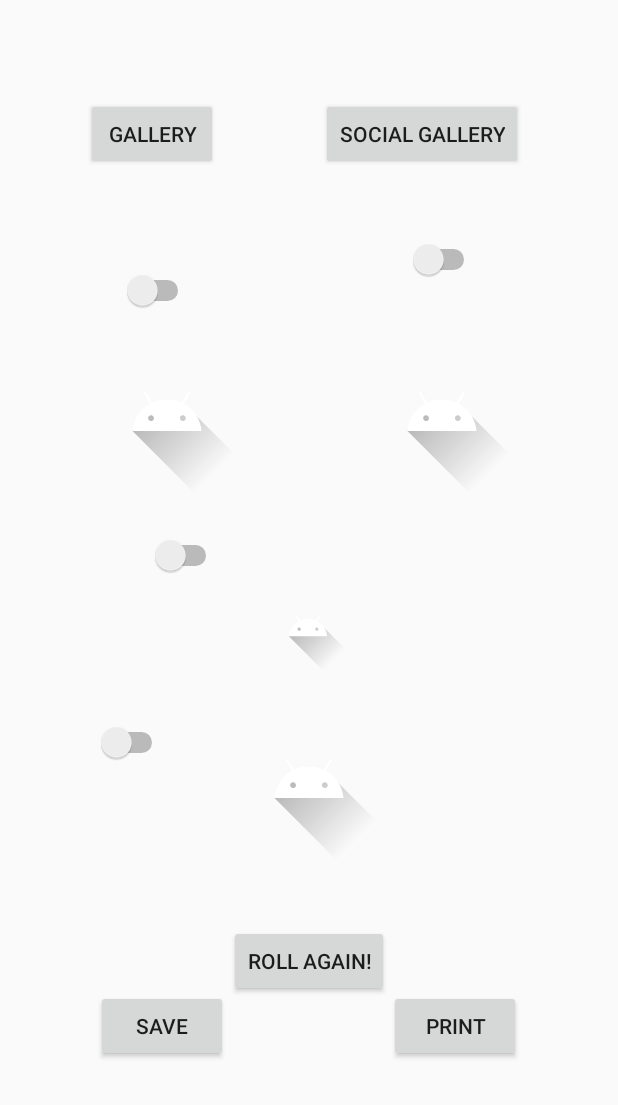
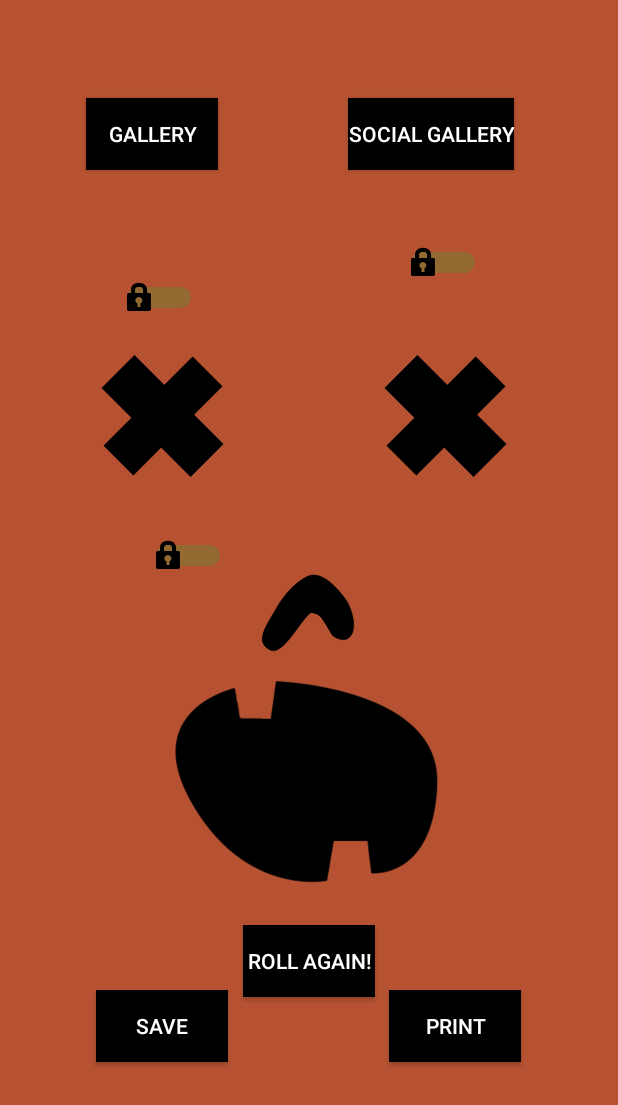
Before and after one commit to s529428/Jack-O-Lantern-SOS, an Android app: the screen it shows after launch (MainActivity), on a phone screen of 412 x 824 dp. Shown: the top 1105 px of the screen. Run offline under Robolectric (Android 15) with nearby library versions, the phone set to English and light mode, and no system bars.

Commit message:
Random Faces are Successfully Generated. Made the colors pretty too

```diff
--- a/app/src/main/res/layout/activity_main.xml
+++ b/app/src/main/res/layout/activity_main.xml
@@ -4,6 +4,7 @@
     xmlns:tools="http://schemas.android.com/tools"
     android:layout_width="match_parent"
     android:layout_height="match_parent"
+    android:background="#B65232"
     tools:context=".MainActivity">
 
     <Button
@@ -12,19 +13,24 @@
         android:layout_height="wrap_content"
         android:onClick="goToGallery"
         android:text="Gallery"
+        android:textColor="#FFFFFF"
+        android:background="#000000"
         app:layout_constraintBottom_toBottomOf="parent"
         app:layout_constraintEnd_toEndOf="parent"
         app:layout_constraintHorizontal_bias="0.176"
         app:layout_constraintStart_toStartOf="parent"
         app:layout_constraintTop_toTopOf="parent"
-        app:layout_constraintVertical_bias="0.084" />
+        app:layout_constraintVertical_bias="0.084"
+        />
 
     <Button
         android:id="@+id/socialBTN"
         android:layout_width="wrap_content"
         android:layout_height="wrap_content"
+        android:background="#000000"
         android:onClick="goToSocialGallery"
         android:text="Social Gallery"
+        android:textColor="#FFFFFF"
         app:layout_constraintBottom_toBottomOf="parent"
         app:layout_constraintEnd_toEndOf="parent"
         app:layout_constraintHorizontal_bias="0.771"
@@ -37,6 +43,8 @@
         android:layout_width="wrap_content"
         android:layout_height="wrap_content"
         android:text="Roll again!"
+        android:textColor="#FFFFFF"
+        android:background="#000000"
         app:layout_constraintBottom_toBottomOf="parent"
         app:layout_constraintEnd_toEndOf="parent"
         app:layout_constraintStart_toStartOf="parent"
@@ -49,7 +57,9 @@
         android:layout_height="wrap_content"
         android:layout_marginTop="613dp"
         android:layout_marginBottom="70dp"
+        android:background="#000000"
         android:text="Save"
+        android:textColor="#FFFFFF"
         app:layout_constraintBottom_toBottomOf="parent"
         app:layout_constraintEnd_toEndOf="parent"
         app:layout_constraintHorizontal_bias="0.198"
@@ -64,6 +74,8 @@
         android:layout_marginBottom="70dp"
         android:onClick="goToPrint"
         android:text="Print"
+        android:textColor="#FFFFFF"
+        android:background="#000000"
         app:layout_constraintBottom_toBottomOf="parent"
         app:layout_constraintEnd_toEndOf="parent"
         app:layout_constraintHorizontal_bias="0.801"
@@ -72,8 +84,8 @@
 
     <ImageView
         android:id="@+id/leftEyeIV"
-        android:layout_width="wrap_content"
-        android:layout_height="wrap_content"
+        android:layout_width="100dp"
+        android:layout_height="100dp"
         android:layout_marginTop="67dp"
         android:layout_marginBottom="450dp"
         app:layout_constraintBottom_toBottomOf="parent"
@@ -81,12 +93,12 @@
         app:layout_constraintHorizontal_bias="0.188"
         app:layout_constraintStart_toStartOf="parent"
         app:layout_constraintTop_toBottomOf="@+id/galleryBTN"
-        app:srcCompat="@drawable/ic_launcher_foreground" />
+        app:srcCompat="@drawable/eye4" />
 
     <ImageView
         android:id="@+id/rightEyeIV"
-        android:layout_width="wrap_content"
-        android:layout_height="wrap_content"
+        android:layout_width="100dp"
+        android:layout_height="100dp"
         android:layout_marginTop="67dp"
         android:layout_marginBottom="450dp"
         app:layout_constraintBottom_toBottomOf="parent"
@@ -94,12 +106,12 @@
         app:layout_constraintHorizontal_bias="0.792"
         app:layout_constraintStart_toStartOf="parent"
         app:layout_constraintTop_toBottomOf="@+id/socialBTN"
-        app:srcCompat="@drawable/ic_launcher_foreground" />
+        app:srcCompat="@drawable/eye4" />
 
     <ImageView
         android:id="@+id/noseIV"
-        android:layout_width="60dp"
-        android:layout_height="60dp"
+        android:layout_width="80dp"
+        android:layout_height="80dp"
         android:layout_marginTop="190dp"
         android:layout_marginBottom="375dp"
         app:layout_constraintBottom_toBottomOf="parent"
@@ -108,12 +120,12 @@
         app:layout_constraintStart_toStartOf="parent"
         app:layout_constraintTop_toBottomOf="@+id/socialBTN"
         app:layout_constraintVertical_bias="1.0"
-        app:srcCompat="@drawable/ic_launcher_foreground" />
+        app:srcCompat="@drawable/nose3" />
 
     <ImageView
         android:id="@+id/mouthIV"
-        android:layout_width="wrap_content"
-        android:layout_height="wrap_content"
+        android:layout_width="300dp"
+        android:layout_height="150dp"
         android:layout_marginTop="28dp"
         android:layout_marginBottom="50dp"
         app:layout_constraintBottom_toTopOf="@+id/rollBTN"
@@ -121,7 +133,7 @@
         app:layout_constraintHorizontal_bias="0.5"
         app:layout_constraintStart_toStartOf="parent"
         app:layout_constraintTop_toBottomOf="@+id/noseIV"
-        app:srcCompat="@drawable/ic_launcher_foreground" />
+        app:srcCompat="@drawable/mouth5" />
 
     <Switch
         android:id="@+id/leftEyeSW"
@@ -129,6 +141,9 @@
         android:layout_height="wrap_content"
         android:layout_marginTop="26dp"
         android:layout_marginBottom="16dp"
+        android:thumb="@android:drawable/ic_lock_idle_lock"
+        android:thumbTint="#000000"
+        android:trackTint="#30AC35"
         app:layout_constraintBottom_toTopOf="@+id/leftEyeIV"
         app:layout_constraintEnd_toEndOf="parent"
         app:layout_constraintHorizontal_bias="0.223"
@@ -140,8 +155,11 @@
         android:id="@+id/rightEyeSW"
         android:layout_width="wrap_content"
         android:layout_height="wrap_content"
-        android:layout_marginTop="25dp"
+        android:layout_marginTop="26dp"
         android:layout_marginBottom="16dp"
+        android:thumb="@android:drawable/ic_lock_idle_lock"
+        android:thumbTint="#000000"
+        android:trackTint="#30AC35"
         app:layout_constraintBottom_toTopOf="@+id/rightEyeIV"
         app:layout_constraintEnd_toEndOf="parent"
         app:layout_constraintHorizontal_bias="0.748"
@@ -154,6 +172,9 @@
         android:layout_height="wrap_content"
         android:layout_marginStart="100dp"
         android:layout_marginEnd="22dp"
+        android:thumb="@android:drawable/ic_lock_idle_lock"
+        android:thumbTint="#000000"
+        android:trackTint="#30AC35"
         app:layout_constraintBottom_toBottomOf="parent"
         app:layout_constraintEnd_toStartOf="@+id/noseIV"
         app:layout_constraintHorizontal_bias="0.0"
@@ -167,10 +188,13 @@
         android:layout_height="wrap_content"
         android:layout_marginStart="64dp"
         android:layout_marginEnd="35dp"
+        android:thumb="@android:drawable/ic_lock_idle_lock"
+        android:thumbTint="#000000"
+        android:trackTint="#30AC35"
         app:layout_constraintBottom_toBottomOf="parent"
         app:layout_constraintEnd_toStartOf="@+id/mouthIV"
-        app:layout_constraintHorizontal_bias="0.0"
+        app:layout_constraintHorizontal_bias="0.177"
         app:layout_constraintStart_toStartOf="parent"
         app:layout_constraintTop_toTopOf="parent"
-        app:layout_constraintVertical_bias="0.604" />
+        app:layout_constraintVertical_bias="0.68" />
 </androidx.constraintlayout.widget.ConstraintLayout>
```
Also changed, not shown: app/src/main/java/com/example/jackolanternsos/MainActivity.java (+37 -3 lines), app/src/main/res/values/strings.xml (+12 -0 lines).
